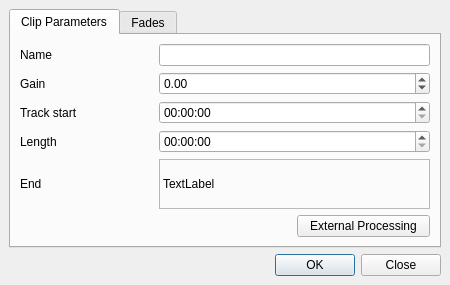
The window that src/traverso/ui/AudioClipEditWidget.ui (ErwanLegrand/Traverso-DAW) describes before a commit, drawn with Qt 5.
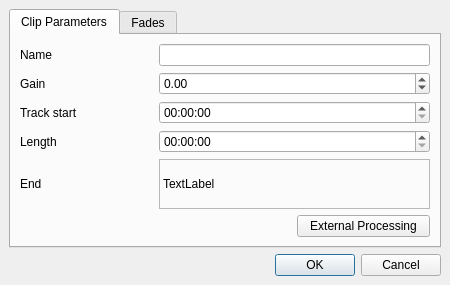
The same window after the commit.

Commit message: Allow cancelling from the AudioClipEditDialog.

What changed in the file:
```diff
--- a/src/traverso/ui/AudioClipEditWidget.ui
+++ b/src/traverso/ui/AudioClipEditWidget.ui
@@ -336,7 +336,7 @@
       <enum>Qt::Horizontal</enum>
      </property>
      <property name="standardButtons" >
-      <set>QDialogButtonBox::Close|QDialogButtonBox::NoButton|QDialogButtonBox::Ok</set>
+      <set>QDialogButtonBox::Cancel|QDialogButtonBox::Ok</set>
      </property>
     </widget>
    </item>
```
The commit also changes 1 other file.
